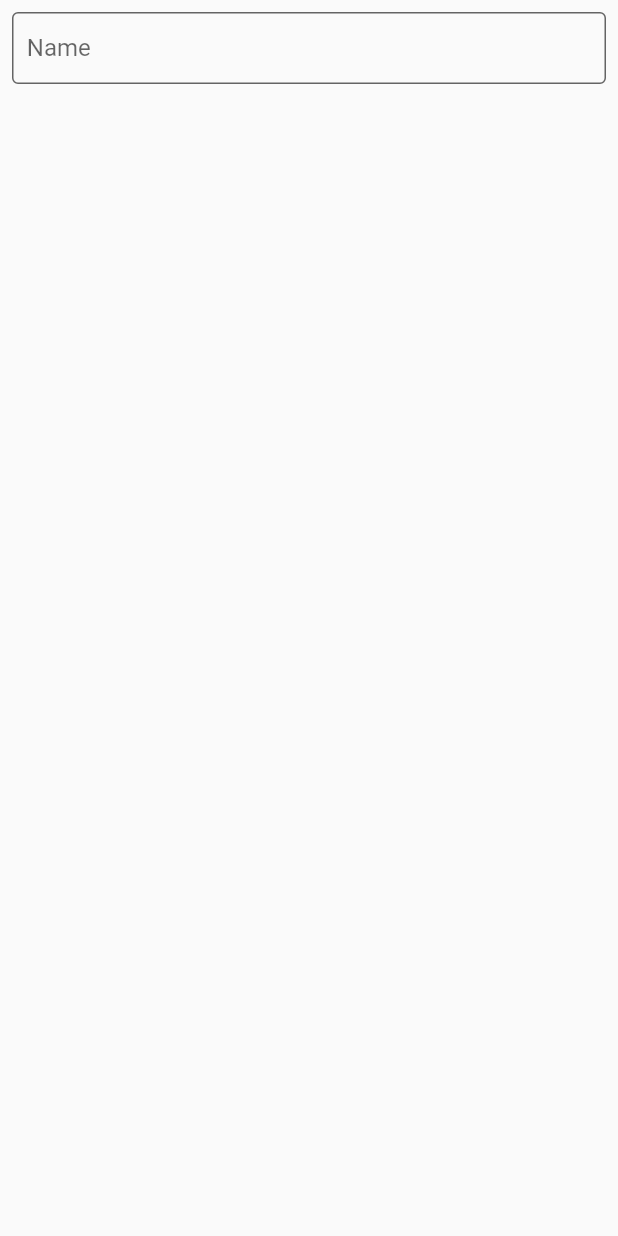
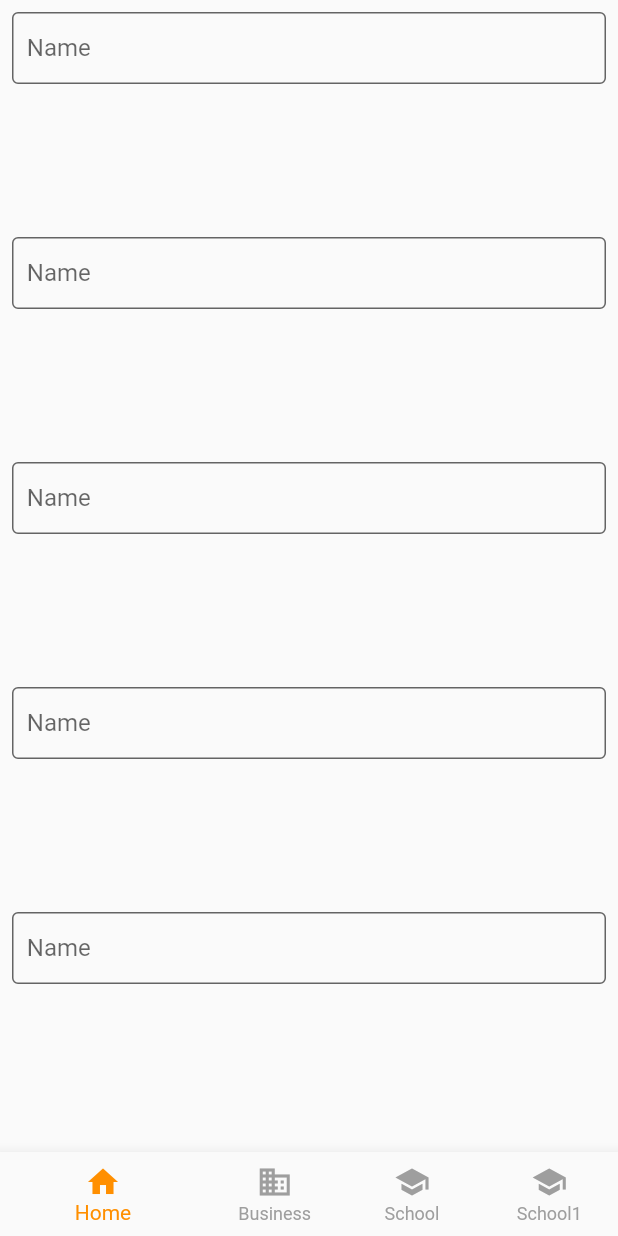
Before and after one commit to tranvanphay/base_getx, a Flutter app: the screen it shows after launch, on a phone screen of 412 x 824 dp. Run offline on Flutter 3.47's test engine with Material 2 defaults, Android fonts, the phone set to English and light mode, and no system bars; our stand-ins replace device_preview, dio, flutter_easyloading, flutter_screenutil, get, retrofit and 2 more; missing offline and left inert: flutter_downloader, jwt_decode; generated files the repository leaves out were written again.

Commit message:
add-on 2 floor bottombar

```diff
--- a/lib/pages/base_widget_list/base_widget_list_controller.dart
+++ b/lib/pages/base_widget_list/base_widget_list_controller.dart
@@ -8,43 +8,39 @@ import 'package:base_getx/repositories/remote/auth_api.dart';
 class BaseWidgetListBinding extends Bindings {
   @override
   void dependencies() {
-    Get.put<BaseWidgetListController>(
-        BaseWidgetListController(authApi: Get.find(), appProvider: Get.find()));
+    Get.put<BaseWidgetListController>(BaseWidgetListController());
   }
 }
 
 class BaseWidgetListController extends BaseController {
   GlobalKey<FormState> formKey = GlobalKey();
-  TextEditingController usernameController = TextEditingController();
-  TextEditingController passwordController = TextEditingController();
-  RxBool isAutoBaseWidgetList = false.obs;
-  final AuthApi authApi;
-  final AppProvider appProvider;
-  BaseWidgetListController({required this.authApi, required this.appProvider});
+  // TextEditingController usernameController = TextEditingController();
+  // TextEditingController passwordController = TextEditingController();
+  // RxBool isAutoBaseWidgetList = false.obs;
+  // final AuthApi authApi;
+  // final AppProvider appProvider;
+  final RxInt currentIndex = 0.obs;
+  final RxInt currentIndexMore = (-1).obs;
+
+  final RxBool showMore = false.obs;
+  BaseWidgetListController();
 
   @override
   void onInit() {
     super.onInit();
-    final _username = appProvider.getUserName();
-    final _password = appProvider.getPassword();
-    if (_username != null) {
-      usernameController.text = _username;
-      passwordController.text = _password ?? '';
+  }
+
+  void onChanged(int index) {
+    if (index == 3) {
+      showMore.value = true;
+      return;
     } else {
-      usernameController.text = "admin@example.com";
-      passwordController.text = "admin";
+      currentIndex.value = index;
+      showMore.value = false;
     }
   }
 
-  void changeAutoBaseWidgetList({required bool isChecked}) {
-    isAutoBaseWidgetList.value = isChecked;
-  }
-
-  void showRegisterScreen() {
-    // RegisterScreen.showMe();
-  }
-
-  void _showHomeScreen() {
-    // HomeScreen.showMe();
+  void onChangedMore(int index) {
+    currentIndexMore.value = index;
   }
 }
--- a/lib/pages/base_widget_list/base_widget_list_screen.dart
+++ b/lib/pages/base_widget_list/base_widget_list_screen.dart
@@ -28,10 +28,119 @@ class BaseWidgetListScreen extends GetView<BaseWidgetListController> {
                     textInputType: TextInputType.text,
                     node: node),
               ],
+            ),
+            SizedBox(
+              height: 100,
+            ),
+            Row(
+              children: [
+                BaseTextField(
+                    hint: 'Name',
+                    controller: TextEditingController(),
+                    textInputType: TextInputType.text,
+                    node: node),
+              ],
+            ),
+            SizedBox(
+              height: 100,
+            ),
+            Row(
+              children: [
+                BaseTextField(
+                    hint: 'Name',
+                    controller: TextEditingController(),
+                    textInputType: TextInputType.text,
+                    node: node),
+              ],
+            ),
+            SizedBox(
+              height: 100,
+            ),
+            Row(
+              children: [
+                BaseTextField(
+                    hint: 'Name',
+                    controller: TextEditingController(),
+                    textInputType: TextInputType.text,
+                    node: node),
+              ],
+            ),
+            SizedBox(
+              height: 100,
+            ),
+            Row(
+              children: [
+                BaseTextField(
+                    hint: 'Name',
+                    controller: TextEditingController(),
+                    textInputType: TextInputType.text,
+                    node: node),
+              ],
             )
           ],
         )),
       ),
+      bottomNavigationBar: Obx(() => Column(
+            mainAxisSize: MainAxisSize.min,
+            children: [
+              controller.showMore.value == true
+                  ? BottomNavigationBar(
+                      showUnselectedLabels: true,
+                      unselectedItemColor: Colors.grey,
+                      items: const <BottomNavigationBarItem>[
+                        BottomNavigationBarItem(
+                          icon: Icon(Icons.home),
+                          label: 'More1',
+                        ),
+                        BottomNavigationBarItem(
+                          icon: Icon(Icons.business),
+                          label: 'More2',
+                        ),
+                        BottomNavigationBarItem(
+                          icon: Icon(Icons.school),
+                          label: 'More3',
+                        ),
+                        BottomNavigationBarItem(
+                          icon: Icon(Icons.school),
+                          label: 'More4',
+                        ),
+                      ],
+                      currentIndex: controller.currentIndexMore.value,
+                      selectedItemColor: Colors.grey,
+                      onTap: (index) {
+                        controller.onChangedMore(index);
+                      },
+                    )
+                  : const SizedBox.shrink(),
+              BottomNavigationBar(
+                showUnselectedLabels: true,
+                unselectedItemColor: Colors.grey,
+                items: const <BottomNavigationBarItem>[
+                  BottomNavigationBarItem(
+                    icon: Icon(Icons.home),
+                    label: 'Home',
+                  ),
+                  BottomNavigationBarItem(
+                    icon: Icon(Icons.business),
+                    label: 'Business',
+                  ),
+                  BottomNavigationBarItem(
+                    icon: Icon(Icons.school),
+                    label: 'School',
+                  ),
+                  BottomNavigationBarItem(
+                    icon: Icon(Icons.school),
+                    label: 'School1',
+                  ),
+                ],
+                currentIndex: controller.currentIndex.value,
+                selectedItemColor: Colors.amber[800],
+                onTap: (index) {
+                  controller.onChanged(index);
+                },
+              )
+            ],
+          )),
     ));
   }
 }
```
